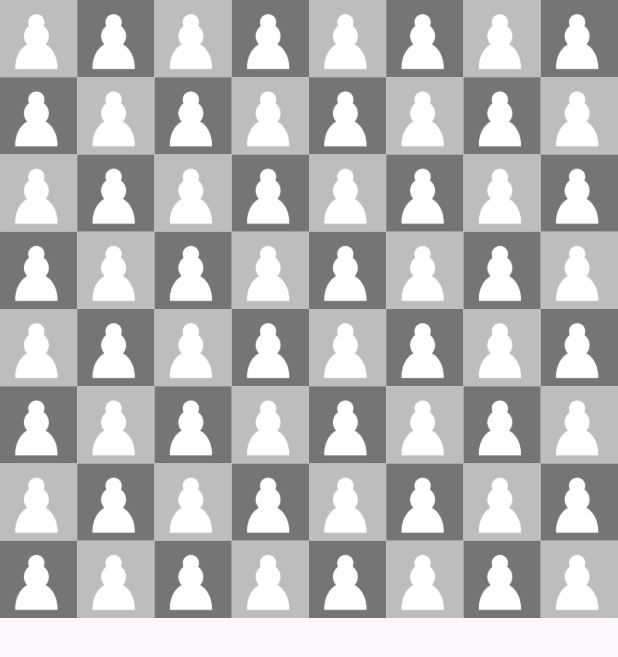
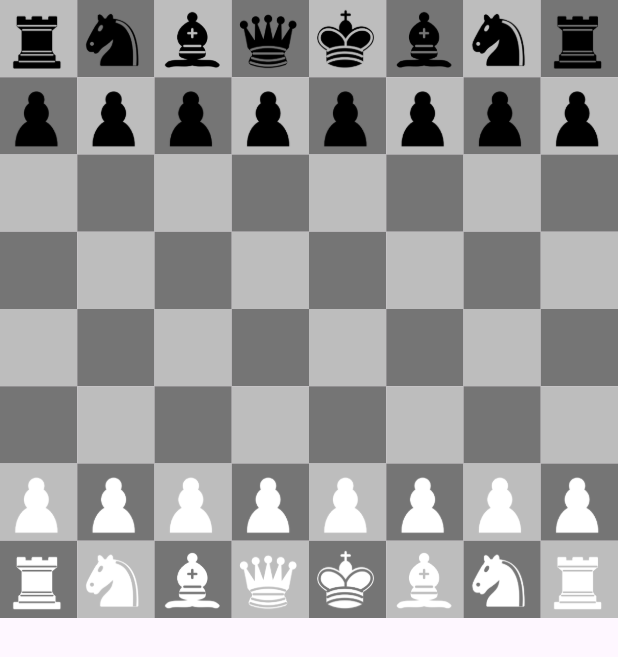
Before and after one commit to JadhavAnsh/chess_game, a Flutter app: the screen it shows after launch, on a phone screen of 412 x 824 dp. Shown: the top 657 px of the screen. Run offline on Flutter 3.47's test engine with Material 3 defaults, Android fonts, the phone set to English and light mode, and no system bars.

Commit message:
Added the chess pieces in their respected positions and made them selectable, when they are selected there foregroundColor will change to green to indicate that the piece is selected.

```diff
--- a/lib/components/squares.dart
+++ b/lib/components/squares.dart
@@ -5,18 +5,39 @@ import 'package:myapp/values/colors.dart';
 class Squares extends StatelessWidget {
   final bool isWhite;
   final ChessPiece? piece;
-  const Squares({super.key, required this.isWhite, required this.piece});
+  final bool isSelected;
+  final void Function()? onTap;
+  const Squares(
+      {super.key,
+      required this.isWhite,
+      required this.piece,
+      required this.isSelected,
+      required this.onTap,
+      });
 
   @override
   Widget build(BuildContext context) {
-    return Container(
-      color: isWhite ? foregroundColor : backgroungColor,
+    Color? squareColor;
+    //if selected, square is green
+    if (isSelected) {
+      squareColor = Colors.green;
+    }
+    //otherwise, it's white or black
+    else {
+      squareColor = isWhite ? foregroundColor : backgroungColor;
+    }
+
+    return GestureDetector(
+      onTap: onTap,
+      child: Container(
+        color: squareColor,
         child: piece != null
             ? Image.asset(
                 piece!.imagePath,
                 color: piece!.isWhite ? Colors.white : Colors.black,
               )
             : null,
+      ),
     );
   }
 }
```
Also changed, not shown: lib/game_board.dart (+151 -7 lines). Lines whose indentation alone changed are shown as unchanged.
